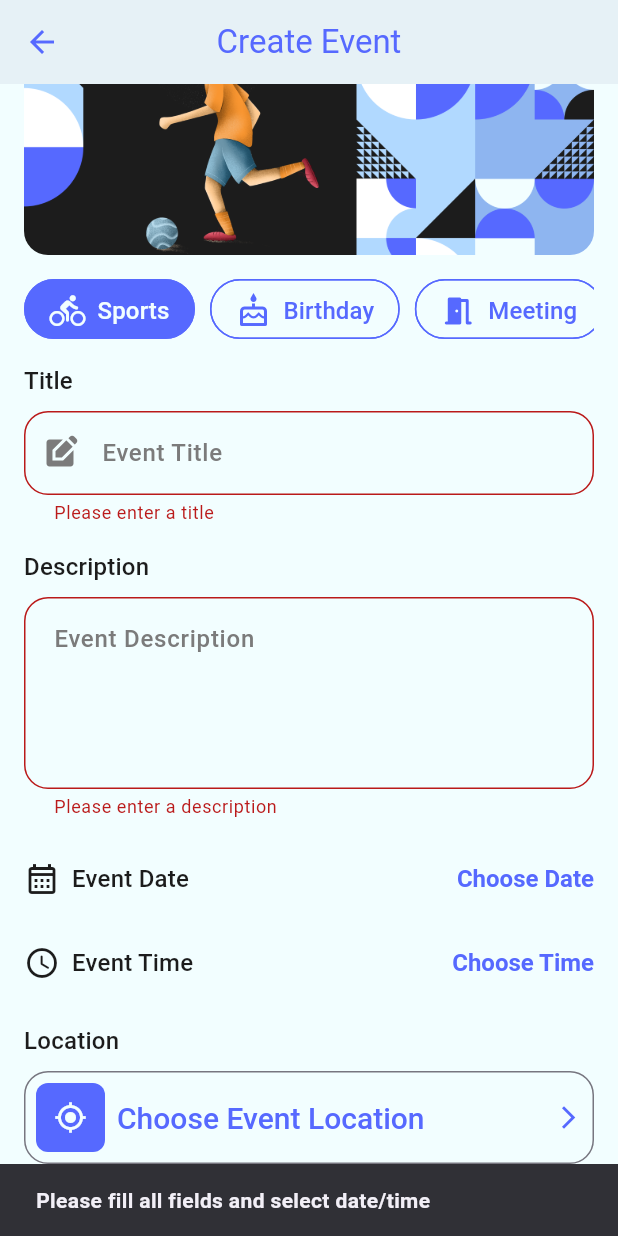
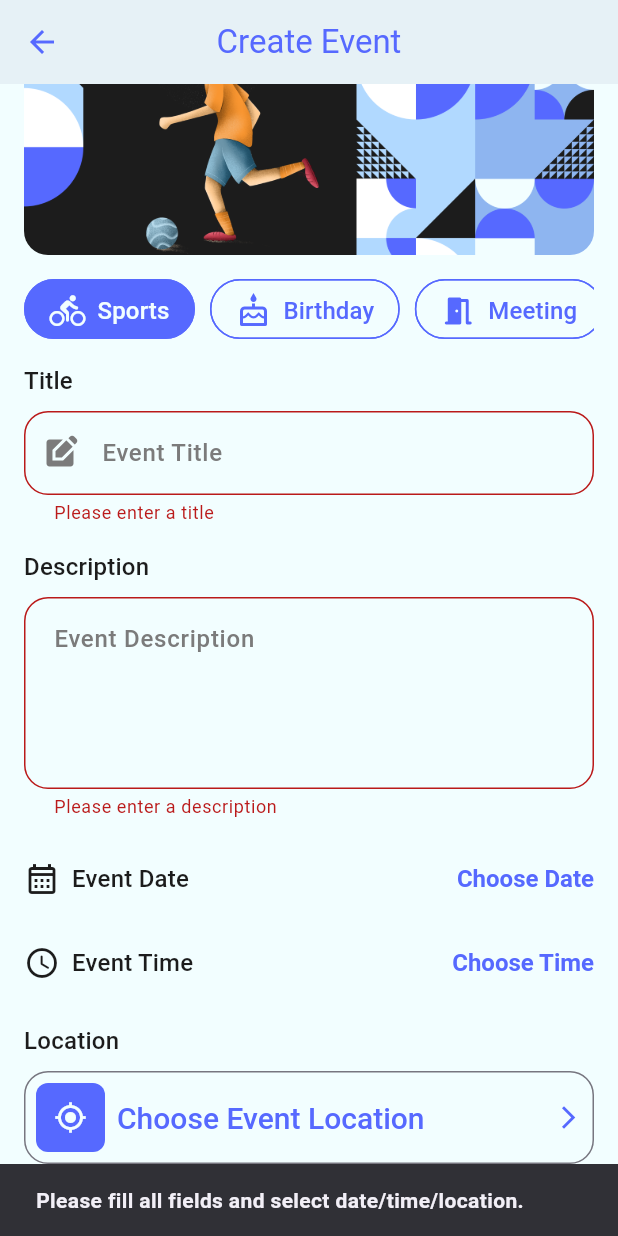
Before and after one commit to MohamadQotb/evently_app, a Flutter app: the CreateEventScreen screen opened by its route, scrolled down 108 dp, after a tap on "Add Event", on a phone screen of 412 x 824 dp. Run offline on Flutter 3.47's test engine with Material 3 defaults, Android fonts, the light colour scheme and no system bars; our stand-ins replace cloud_firestore, firebase_auth, firebase_core, google_maps_flutter, location, smooth_page_indicator and 1 more; accounts and stored records are empty.

Commit message:
adding event location done

```diff
--- a/lib/UI/events/create_event_screen.dart
+++ b/lib/UI/events/create_event/create_event_screen.dart
@@ -1,7 +1,12 @@
+import 'package:evently_app/UI/events/create_event/pick_event_location_screen.dart';
+import 'package:evently_app/UI/events/create_event/providers/create_event_provider.dart';
 import 'package:evently_app/UI/main_screen/models/category_slider_model.dart';
 import 'package:evently_app/UI/main_screen/models/event_model.dart';
 import 'package:evently_app/core/common/app_colors.dart';
 import 'package:evently_app/core/common/services/firebase_services.dart';
+import 'package:evently_app/main.dart';
+import 'package:provider/provider.dart';
+
 import 'package:flutter/material.dart';
 import 'package:intl/intl.dart';
 
@@ -22,6 +27,7 @@ class _CreateEventScreenState extends State<CreateEventScreen> {
   GlobalKey<FormState> formKey = GlobalKey<FormState>();
   @override
   Widget build(BuildContext context) {
+    CreateEventProvider provider = Provider.of<CreateEventProvider>(context);
     return Scaffold(
       appBar: AppBar(
         title: const Text(
@@ -115,6 +121,7 @@ class _CreateEventScreenState extends State<CreateEventScreen> {
                 ),
                 const SizedBox(height: 8),
                 TextFormField(
+                  keyboardType: TextInputType.text,
                   validator: (value) {
                     if (value == null || value.isEmpty) {
                       return 'Please enter a title';
@@ -133,6 +140,7 @@ class _CreateEventScreenState extends State<CreateEventScreen> {
                 ),
                 const SizedBox(height: 8),
                 TextFormField(
+                  keyboardType: TextInputType.text,
                   validator: (value) => value == null || value.isEmpty
                       ? 'Please enter a description'
                       : null,
@@ -203,7 +211,11 @@ class _CreateEventScreenState extends State<CreateEventScreen> {
                 OutlinedButton(
                     style: OutlinedButton.styleFrom(
                         padding: const EdgeInsets.all(8)),
-                    onPressed: () {},
+                    onPressed: () {
+                      Navigator.pushNamed(
+                          context, PickEventLocationScreen.routeName,
+                          arguments: provider);
+                    },
                     child: Row(
                       children: [
                         Container(
@@ -217,7 +229,16 @@ class _CreateEventScreenState extends State<CreateEventScreen> {
                               color: Theme.of(context).scaffoldBackgroundColor),
                         ),
                         const SizedBox(width: 8),
-                        const Text('Choose Event Location'),
+                        provider.selectedLocation == null
+                            ? const Text('Choose Event Location')
+                            : Expanded(
+                                child: Text(
+                                  'location: ${provider.selectedLocation!.longitude}: ${provider.selectedLocation!.latitude}',
+                                  style: const TextStyle(
+                                      fontSize: 16,
+                                      fontWeight: FontWeight.w500),
+                                ),
+                              ),
                         const Spacer(),
                         const Icon(Icons.arrow_forward_ios)
                       ],
@@ -227,13 +248,18 @@ class _CreateEventScreenState extends State<CreateEventScreen> {
                     onPressed: () {
                       if (formKey.currentState!.validate() &&
                           selectedDate != null &&
-                          selectedTime != null) {
+                          selectedTime != null &&
+                          provider.selectedLocation != null) {
                         FirebaseServices.addEvent(EventModel(
+                            longitude:
+                                provider.selectedLocation?.longitude ?? 0,
+                            latitude: provider.selectedLocation?.latitude ?? 0,
                             categoryValue:
                                 CategoryValues.values[selectedIndex + 1],
                             title: titleController.text,
                             description: descriptionController.text,
                             date: selectedDate!));
+                        provider.clearSelectedLocation();
                         ScaffoldMessenger.of(context).showSnackBar(
                           const SnackBar(
                               content: Text('Event Created Successfully!')),
@@ -243,7 +269,7 @@ class _CreateEventScreenState extends State<CreateEventScreen> {
                         ScaffoldMessenger.of(context).showSnackBar(
                           const SnackBar(
                               content: Text(
-                                  'Please fill all fields and select date/time')),
+                                  'Please fill all fields and select date/time/location.')),
                         );
                       }
                     },
--- /dev/null
+++ b/lib/UI/events/create_event/providers/create_event_provider.dart
@@ -0,0 +1,89 @@
+import 'package:flutter/material.dart';
+import 'package:google_maps_flutter/google_maps_flutter.dart';
+import 'package:location/location.dart';
+
+class CreateEventProvider extends ChangeNotifier {
+  Location location = Location();
+  Set<Marker> markers = {};
+
+  late GoogleMapController mapController;
+  CameraPosition cameraPosition = const CameraPosition(
+    target: LatLng(37.42796133580664, -122.085749655962),
+    zoom: 14.4746,
+  );
+  LatLng? selectedLocation;
+  CreateEventProvider() {
+    getLocation();
+  }
+
+  Future<bool> _getLocationPermission() async {
+    PermissionStatus permissionStatus;
+    permissionStatus = await location.hasPermission();
+    if (permissionStatus == PermissionStatus.denied) {
+      permissionStatus = await location.requestPermission();
+    }
+    return permissionStatus == PermissionStatus.granted;
+  }
+
+  Future<void> getLocation() async {
+    bool isGranted = await _getLocationPermission();
+    if (!isGranted) {
+      return;
+    }
+    bool serviceEnabled = await _checkLocationService();
+    if (serviceEnabled) {}
+    LocationData locationData = await location.getLocation();
+    changeLocationOnMap(locationData);
+    notifyListeners();
+  }
+
+  Future<bool> _checkLocationService() async {
+    bool serviceEnabled = await location.serviceEnabled();
+    if (!serviceEnabled) {
+      serviceEnabled = await location.requestService();
+      if (!serviceEnabled) {
+        return false;
+      }
+    }
+    return serviceEnabled;
+  }
+
+  void changeLocationOnMap(LocationData locationData) {
+    cameraPosition = CameraPosition(
+      target: LatLng(locationData.latitude!, locationData.longitude!),
+      zoom: 14.4746,
+    );
+    markers.add(
+      Marker(
+        markerId: const MarkerId('1'),
+        position: LatLng(locationData.latitude!, locationData.longitude!),
+        infoWindow: const InfoWindow(
+          title: 'User Location',
+        ),
+      ),
+    );
+    mapController.animateCamera(
+      CameraUpdate.newCameraPosition(cameraPosition),
+    );
+  }
+
+  void onMapTap(LatLng position) {
+    selectedLocation = position;
+    markers.add(
+      Marker(
+        markerId: const MarkerId('2'),
+        position: position,
+        infoWindow: const InfoWindow(
+          title: 'Selected Location',
+        ),
+      ),
+    );
+
+    notifyListeners();
+  }
+
+  void clearSelectedLocation() {
+    selectedLocation = null;
+    notifyListeners();
+  }
+}
--- a/lib/UI/main_screen/main_screen.dart
+++ b/lib/UI/main_screen/main_screen.dart
@@ -1,5 +1,5 @@
 import 'package:evently_app/UI/auth/provider/user_auth_provider.dart';
-import 'package:evently_app/UI/events/create_event_screen.dart';
+import 'package:evently_app/UI/events/create_event/create_event_screen.dart';
 import 'package:evently_app/UI/main_screen/tabs/home_tab/home_tab.dart';
 import 'package:evently_app/UI/main_screen/tabs/love_tab/love_tab.dart';
 import 'package:evently_app/UI/main_screen/tabs/map_tab/map_tab.dart';
--- a/lib/UI/main_screen/models/event_model.dart
+++ b/lib/UI/main_screen/models/event_model.dart
@@ -7,6 +7,8 @@ class EventModel {
   String description;
   DateTime date;
   bool isFavorite;
+  double? latitude;
+  double? longitude;
   EventModel({
     this.id = '',
     this.isFavorite = false,
@@ -14,19 +16,9 @@ class EventModel {
     required this.title,
     required this.description,
     required this.date,
+    this.latitude = 0.0,
+    this.longitude = 0.0,
   });
-  static List<EventModel> get dummyData => List.generate(
-        10,
-        (index) {
-          return EventModel(
-            isFavorite: index % 2 == 0,
-            categoryValue: CategoryValues.bookClub,
-            title: 'Event ${index + 1}',
-            description: 'This is a description for event ${index + 1}.',
-            date: DateTime.now().add(Duration(days: index)),
-          );
-        },
-      );
 
   Map<String, dynamic> toJson() {
     return {
@@ -36,6 +28,8 @@ class EventModel {
       'date': date.millisecondsSinceEpoch,
       'category': categoryValue.name,
       'isFavorite': isFavorite,
+      'latitude': latitude,
+      'longitude': longitude,
     };
   }
 
@@ -48,6 +42,8 @@ class EventModel {
       categoryValue:
           CategoryValues.values.firstWhere((e) => e.name == json['category']),
       isFavorite: json['isFavorite'] as bool,
+      latitude: json['latitude'] ?? 0.0,
+      longitude: json['longitude'] ?? 0.0,
     );
   }
 }
```
Also changed, not shown: lib/UI/events/create_event/pick_event_location_screen.dart (added, +46 -0 lines), lib/main.dart (+16 -2 lines).
